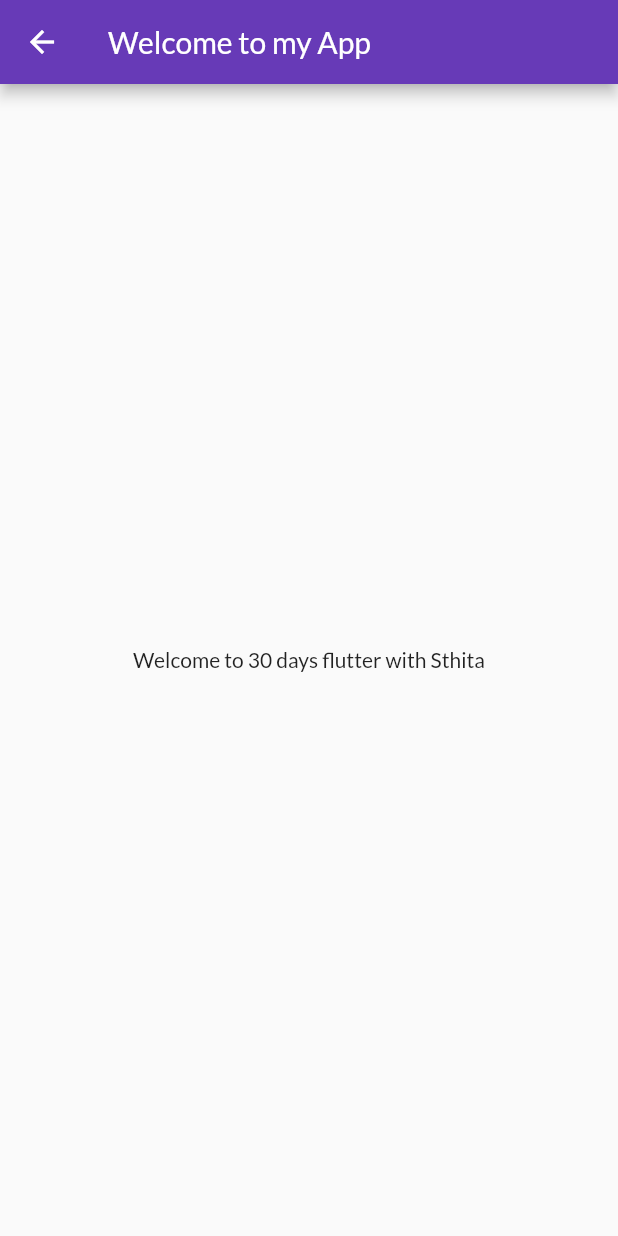
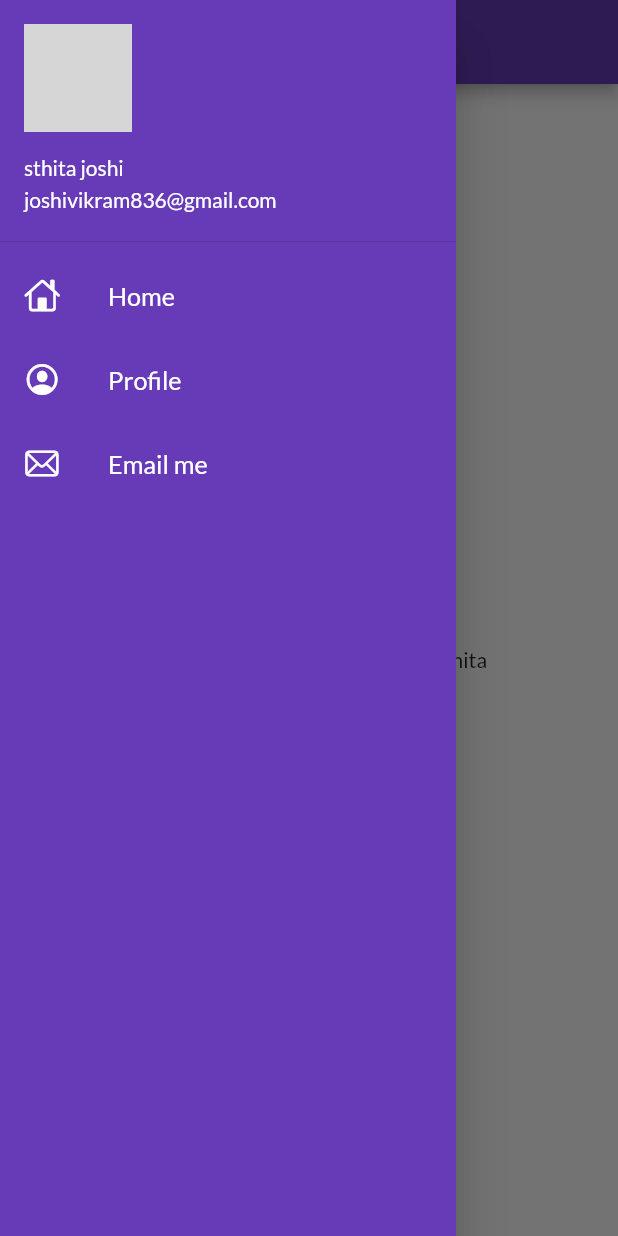
Before and after one commit to Sthitjoshi/30_days_of_flutter, a Flutter app: the HomePage screen opened by its route, with the side drawer open (before the commit the screen has no drawer), on a phone screen of 412 x 824 dp. Run offline on Flutter 3.47's test engine with Material 2 defaults, Android fonts, the phone set to English and light mode, and no system bars; our stand-ins replace google_fonts; network calls fail; grey boxes are pictures that could not be loaded.

Commit message:
day 6 completed

```diff
--- a/lib/home_page.dart
+++ /dev/null
@@ -1,18 +0,0 @@
-import 'package:flutter/material.dart';
-
-class HomePage extends StatelessWidget {
-  const HomePage({super.key});
-  final int days =30;
-  final String name ="Sthita";
-  @override
-  Widget build(BuildContext context) {
-    return  Scaffold(
-      appBar: AppBar(
-        title:const Text("Welcome to my App"),
-      ),
-      body: Center(
-        child: Text("Welcome to $days days flutter with $name"),
-      ),
-    );
-  }
-}
--- /dev/null
+++ b/lib/pages/home_page.dart
@@ -0,0 +1,21 @@
+import 'package:basics_of_flutter_30days/widgets/drawer.dart';
+import 'package:flutter/material.dart';
+
+class HomePage extends StatelessWidget {
+  final int days = 30;
+  final String name = "Sthita";
+
+  const HomePage({super.key});
+  @override
+  Widget build(BuildContext context) {
+    return Scaffold(
+      appBar: AppBar(
+        title: const Text("Catalog App"),
+      ),
+      body: Center(
+        child: Text("Welcome to $days days of flutter by $name"),
+      ),
+      drawer: MyDrawer(),
+    );
+  }
+}
--- /dev/null
+++ b/lib/widgets/drawer.dart
@@ -0,0 +1,69 @@
+import 'package:flutter/cupertino.dart';
+import 'package:flutter/material.dart';
+
+class MyDrawer extends StatelessWidget {
+  @override
+  Widget build(BuildContext context) {
+    const imageUrl = "https://github.com/account";
+    return Drawer(
+      child: Container(
+        color: Colors.deepPurple,
+        child: ListView(
+          padding: EdgeInsets.zero,
+          children: const [
+            DrawerHeader(
+              padding: EdgeInsets.zero,
+              child: UserAccountsDrawerHeader(
+                margin: EdgeInsets.zero,
+                accountName: Text("sthita joshi"),
+                accountEmail: Text("joshivikram836@gmail.com"),
+                currentAccountPicture: CircleAvatar(
+                  backgroundImage: NetworkImage(imageUrl),
+                ),
+              ),
+            ),
+            ListTile(
+              leading: Icon(
+                CupertinoIcons.home,
+                color: Colors.white,
+              ),
+              title: Text(
+                "Home",
+                textScaleFactor: 1.2,
+                style: TextStyle(
+                  color: Colors.white,
+                ),
+              ),
+            ),
+            ListTile(
+              leading: Icon(
+                CupertinoIcons.profile_circled,
+                color: Colors.white,
+              ),
+              title: Text(
+                "Profile",
+                textScaleFactor: 1.2,
+                style: TextStyle(
+                  color: Colors.white,
+                ),
+              ),
+            ),
+            ListTile(
+              leading: Icon(
+                CupertinoIcons.mail,
+                color: Colors.white,
+              ),
+              title: Text(
+                "Email me",
+                textScaleFactor: 1.2,
+                style: TextStyle(
+                  color: Colors.white,
+                ),
+              ),
+            )
+          ],
+        ),
+      ),
+    );
+  }
+}
```
Also changed, not shown: lib/main.dart (+3 -4 lines), lib/models/catalog.dart (added, +24 -0 lines), lib/widgets/themes.dart (added, +17 -0 lines), lib/pages/login_page.dart (renamed from lib/login_page.dart).
